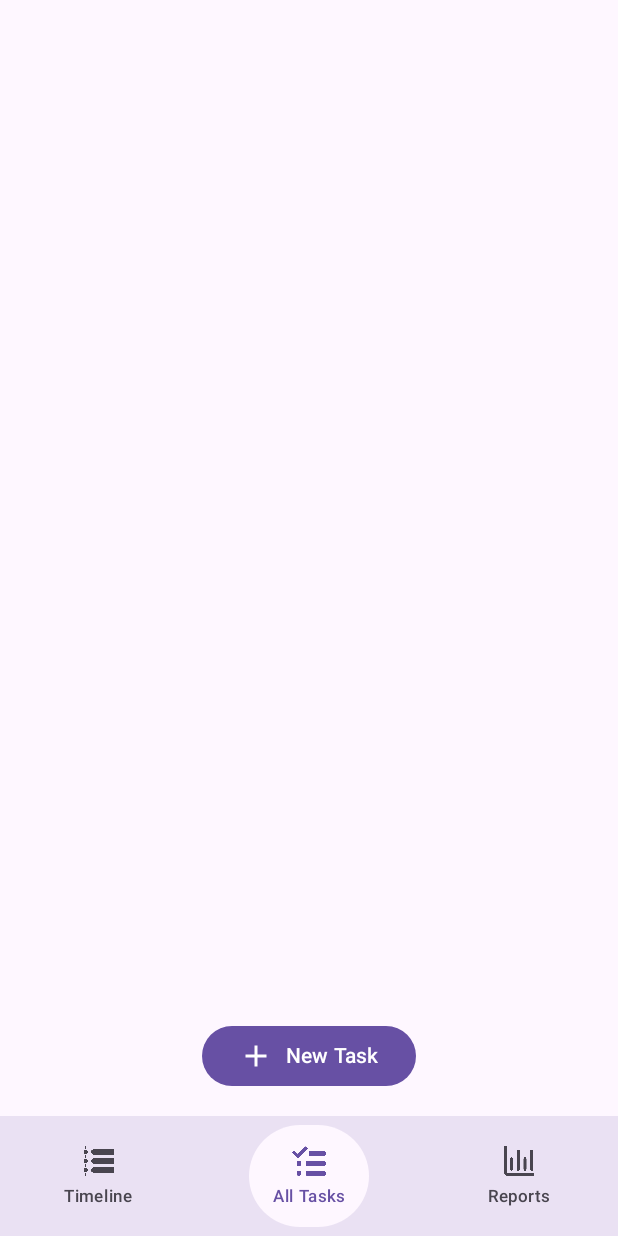
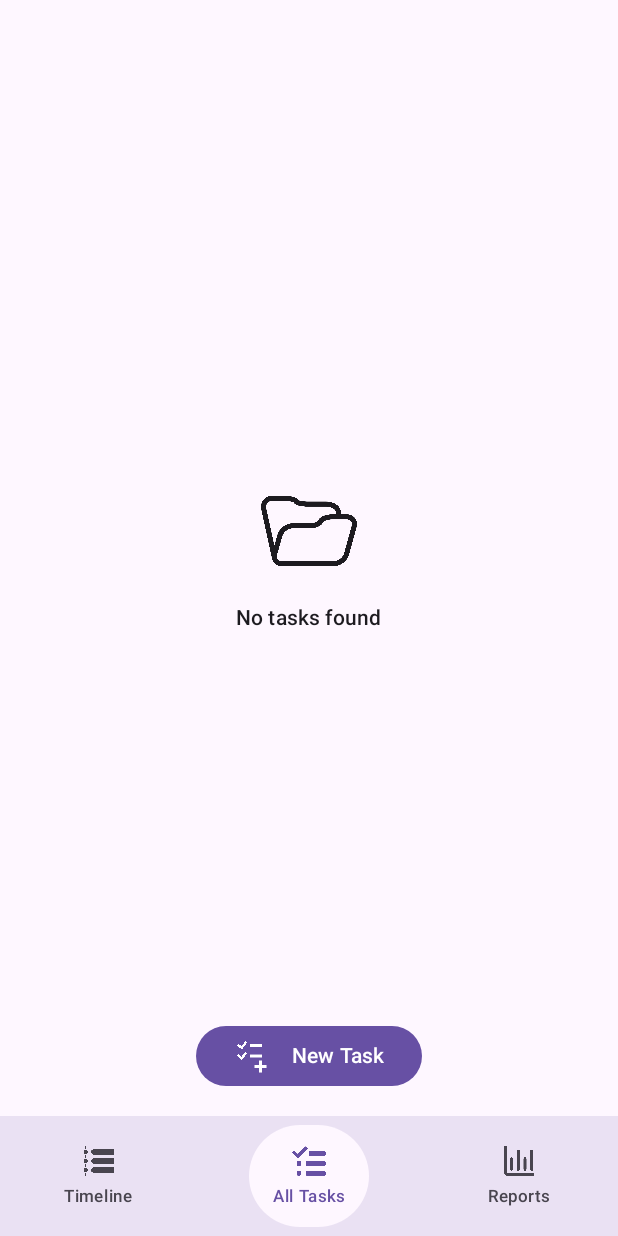
Before and after one commit to yashwanthgajji/Clockwise, an Android app built with Jetpack Compose: the AllTaskScreen screen opened through its navigation route, on a phone screen of 412 x 824 dp. Run offline under Robolectric (Android 15) with nearby library versions, the phone set to English and light mode, and no system bars; our stand-ins replace Dagger/Hilt's generated code, accompanist; 3 statements that could not run were skipped.

Commit message:
empty list components

```diff
--- a/app/src/main/java/com/yash/apps/clockwise/presentation/allTasks/components/NewTaskFabComponent.kt
+++ b/app/src/main/java/com/yash/apps/clockwise/presentation/allTasks/components/NewTaskFabComponent.kt
@@ -8,9 +8,11 @@ import androidx.compose.foundation.background
 import androidx.compose.foundation.layout.Arrangement
 import androidx.compose.foundation.layout.Column
 import androidx.compose.foundation.layout.Row
+import androidx.compose.foundation.layout.Spacer
 import androidx.compose.foundation.layout.fillMaxWidth
 import androidx.compose.foundation.layout.padding
 import androidx.compose.foundation.layout.size
+import androidx.compose.foundation.layout.width
 import androidx.compose.material.icons.Icons
 import androidx.compose.material.icons.outlined.Add
 import androidx.compose.material.icons.outlined.Close
@@ -26,8 +28,10 @@ import androidx.compose.runtime.saveable.rememberSaveable
 import androidx.compose.ui.Alignment
 import androidx.compose.ui.Modifier
 import androidx.compose.ui.draw.clip
+import androidx.compose.ui.res.painterResource
 import androidx.compose.ui.tooling.preview.Preview
 import androidx.compose.ui.unit.dp
+import com.yash.apps.clockwise.R
 import com.yash.apps.clockwise.ui.theme.ClockwiseTheme
 
 @Composable
@@ -81,9 +85,13 @@ fun NewTaskFabComponent(modifier: Modifier = Modifier, onSave: (String) -> Unit)
             Button(onClick = { isInsertForm.value = true }) {
                 Row(
                     verticalAlignment = Alignment.CenterVertically,
-                    horizontalArrangement = Arrangement.spacedBy(8.dp)
+                    horizontalArrangement = Arrangement.spacedBy(16.dp)
                 ) {
-                    Icon(imageVector = Icons.Outlined.Add, contentDescription = null)
+                    Icon(
+                        modifier = Modifier.size(24.dp),
+                        painter = painterResource(id = R.drawable.add_task_icon),
+                        contentDescription = null,
+                    )
                     Text(text = "New Task")
                 }
             }
--- a/app/src/main/java/com/yash/apps/clockwise/presentation/allTasks/components/TaskList.kt
+++ b/app/src/main/java/com/yash/apps/clockwise/presentation/allTasks/components/TaskList.kt
@@ -1,16 +1,31 @@
 package com.yash.apps.clockwise.presentation.allTasks.components
 
 import androidx.compose.foundation.layout.Arrangement
+import androidx.compose.foundation.layout.Box
+import androidx.compose.foundation.layout.Column
+import androidx.compose.foundation.layout.fillMaxSize
 import androidx.compose.foundation.layout.padding
 import androidx.compose.foundation.lazy.LazyColumn
 import androidx.compose.foundation.lazy.items
+import androidx.compose.material3.Icon
 import androidx.compose.runtime.Composable
+import androidx.compose.ui.Alignment
 import androidx.compose.ui.Modifier
+import androidx.compose.ui.res.painterResource
 import androidx.compose.ui.unit.dp
+import com.yash.apps.clockwise.R
 import com.yash.apps.clockwise.domain.model.Task
+import com.yash.apps.clockwise.presentation.common.IconWithLabel
 
 @Composable
 fun TaskList(modifier: Modifier = Modifier, tasks: List<Task>) {
+    if (tasks.isEmpty()) {
+        IconWithLabel(
+            modifier = modifier.fillMaxSize(),
+            icon = R.drawable.empty_folder_icon,
+            label = "No tasks found"
+        )
+    } else {
         LazyColumn(
             modifier = modifier.padding(8.dp),
             verticalArrangement = Arrangement.spacedBy(8.dp)
@@ -20,3 +35,4 @@ fun TaskList(modifier: Modifier = Modifier, tasks: List<Task>) {
             }
         }
     }
+}
--- /dev/null
+++ b/app/src/main/java/com/yash/apps/clockwise/presentation/common/IconWithLabel.kt
@@ -0,0 +1,47 @@
+package com.yash.apps.clockwise.presentation.common
+
+import android.content.res.Configuration.UI_MODE_NIGHT_YES
+import androidx.annotation.DrawableRes
+import androidx.compose.foundation.layout.Arrangement
+import androidx.compose.foundation.layout.Column
+import androidx.compose.foundation.layout.Spacer
+import androidx.compose.foundation.layout.height
+import androidx.compose.foundation.layout.size
+import androidx.compose.material3.Icon
+import androidx.compose.material3.MaterialTheme
+import androidx.compose.material3.Text
+import androidx.compose.runtime.Composable
+import androidx.compose.ui.Alignment
+import androidx.compose.ui.Modifier
+import androidx.compose.ui.res.painterResource
+import androidx.compose.ui.tooling.preview.Preview
+import androidx.compose.ui.unit.dp
+import com.yash.apps.clockwise.R
+import com.yash.apps.clockwise.ui.theme.ClockwiseTheme
+
+@Composable
+fun IconWithLabel(
+    modifier: Modifier = Modifier,
+    @DrawableRes icon: Int,
+    iconDescription: String? = null,
+    label: String
+) {
+    Column(
+        modifier = modifier,
+        horizontalAlignment = Alignment.CenterHorizontally,
+        verticalArrangement = Arrangement.Center
+    ) {
+        Icon(modifier = Modifier.size(64.dp), painter = painterResource(id = icon), contentDescription = iconDescription)
+        Spacer(modifier = Modifier.height(16.dp))
+        Text(text = label, style = MaterialTheme.typography.labelLarge)
+    }
+}
+
+@Preview(showBackground = true)
+@Preview(showBackground = true, uiMode = UI_MODE_NIGHT_YES)
+@Composable
+private fun IconWithLabelPreview() {
+    ClockwiseTheme {
+        IconWithLabel(icon = R.drawable.empty_folder_icon, label = "Empty Folder")
+    }
+}
--- a/app/src/main/java/com/yash/apps/clockwise/presentation/timeline/components/TimelineList.kt
+++ b/app/src/main/java/com/yash/apps/clockwise/presentation/timeline/components/TimelineList.kt
@@ -1,18 +1,28 @@
 package com.yash.apps.clockwise.presentation.timeline.components
 
 import android.content.res.Configuration.UI_MODE_NIGHT_YES
+import androidx.compose.foundation.layout.fillMaxSize
 import androidx.compose.foundation.lazy.LazyColumn
 import androidx.compose.foundation.lazy.items
 import androidx.compose.runtime.Composable
 import androidx.compose.runtime.remember
 import androidx.compose.ui.Modifier
 import androidx.compose.ui.tooling.preview.Preview
+import com.yash.apps.clockwise.R
+import com.yash.apps.clockwise.presentation.common.IconWithLabel
 import com.yash.apps.clockwise.presentation.timeline.RecordDetails
 import com.yash.apps.clockwise.presentation.timeline.TimelineDay
 import com.yash.apps.clockwise.ui.theme.ClockwiseTheme
 
 @Composable
 fun TimelineList(days: List<TimelineDay>, modifier: Modifier = Modifier) {
+    if (days.isEmpty()) {
+        IconWithLabel(
+            modifier = Modifier.fillMaxSize(),
+            icon = R.drawable.hour_glass,
+            label = "Start Working on a task to see timeline"
+        )
+    } else {
         LazyColumn(
             modifier = modifier,
         ) {
@@ -27,6 +37,7 @@ fun TimelineList(days: List<TimelineDay>, modifier: Modifier = Modifier) {
                         totalDuration = recordDetail.duration,
                         onItemClick = { /*TODO*/ }
                     )
+                }
             }
         }
     }
```
Also changed, not shown: app/src/main/res/drawable/add_task_icon.png (added), app/src/main/res/drawable/empty_folder_icon.png (added). Lines whose indentation alone changed are shown as unchanged.
